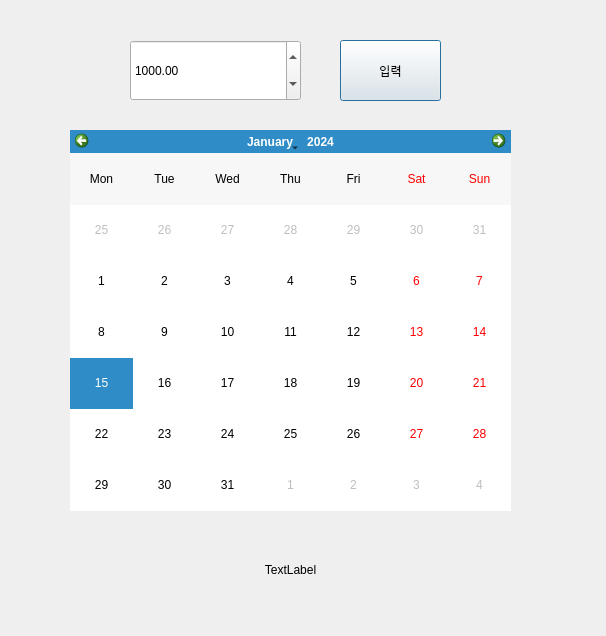
Qt form week4/MidtestProject/midtestProjectUI.ui (ssubin29/WebCrawling_PBL) before a commit.
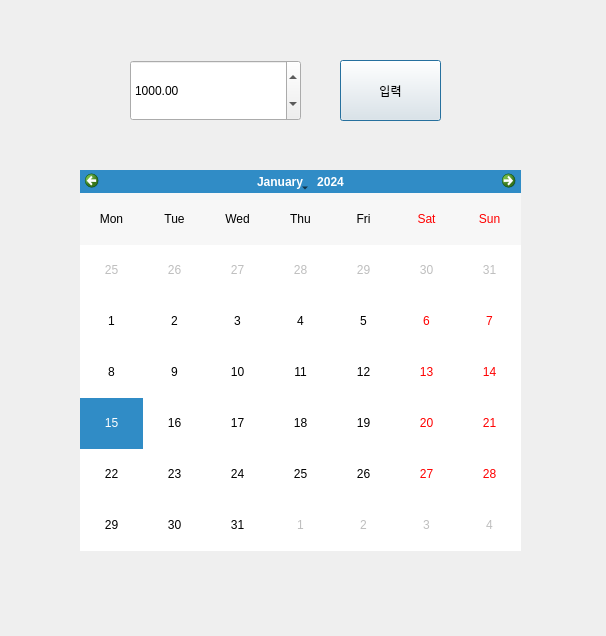
The same form after that commit.

Commit message: 5/13 수정

```diff
--- a/week4/MidtestProject/midtestProjectUI.ui
+++ b/week4/MidtestProject/midtestProjectUI.ui
@@ -16,8 +16,8 @@
   <widget class="QCalendarWidget" name="calendar">
    <property name="geometry">
     <rect>
-     <x>70</x>
-     <y>130</y>
+     <x>80</x>
+     <y>170</y>
      <width>441</width>
      <height>381</height>
     </rect>
@@ -45,7 +45,7 @@
    <property name="geometry">
     <rect>
      <x>130</x>
-     <y>40</y>
+     <y>60</y>
      <width>171</width>
      <height>61</height>
     </rect>
@@ -64,7 +64,7 @@
    <property name="geometry">
     <rect>
      <x>340</x>
-     <y>40</y>
+     <y>60</y>
      <width>101</width>
      <height>61</height>
     </rect>
@@ -73,28 +73,6 @@
     <string>입력</string>
    </property>
   </widget>
-  <widget class="QLabel" name="datelabel">
-   <property name="geometry">
-    <rect>
-     <x>150</x>
-     <y>540</y>
-     <width>281</width>
-     <height>61</height>
-    </rect>
-   </property>
-   <property name="text">
-    <string>TextLabel</string>
-   </property>
-   <property name="textFormat">
-    <enum>Qt::RichText</enum>
-   </property>
-   <property name="alignment">
-    <set>Qt::AlignCenter</set>
-   </property>
-   <property name="margin">
-    <number>7</number>
-   </property>
-  </widget>
  </widget>
  <resources/>
  <connections/>
```
The commit also changes 1 other file.
